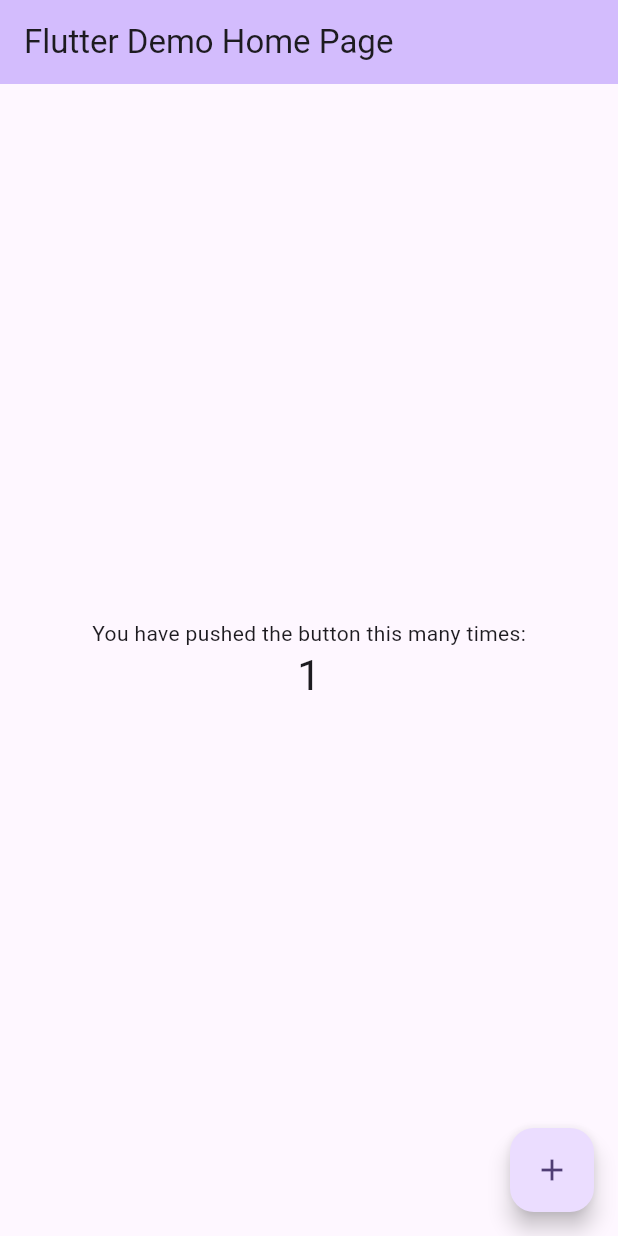
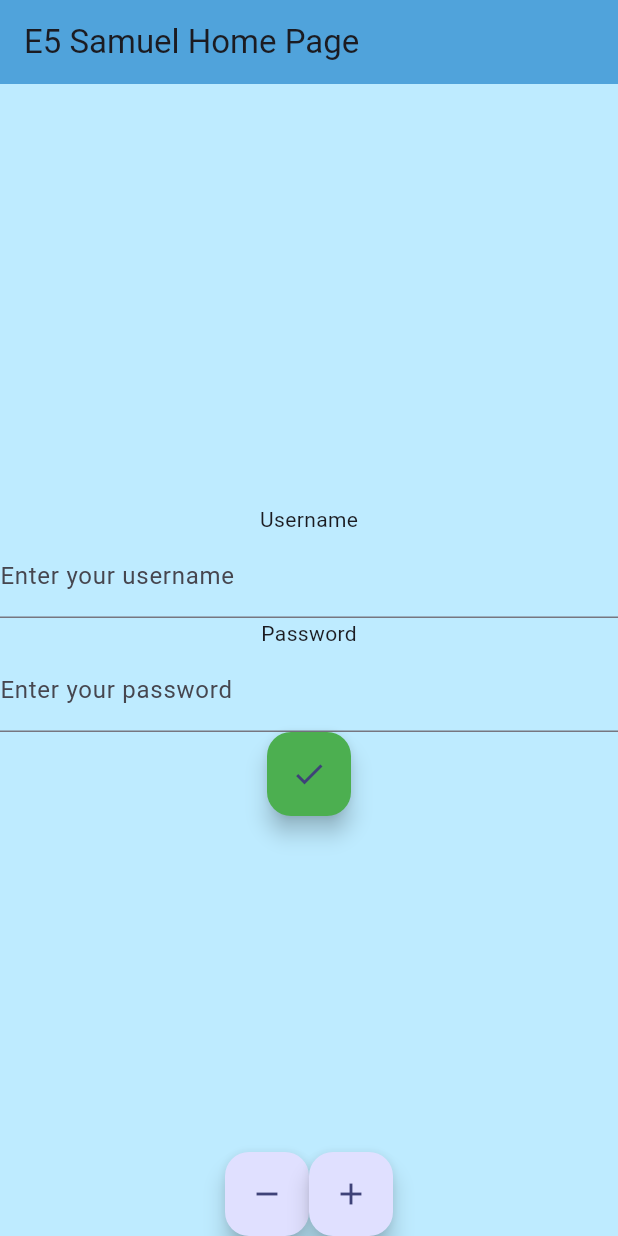
Before and after one commit to SamuelJ2021/e5, a Flutter app: the screen it shows after launch, after a tap on the "add" icon, on a phone screen of 412 x 824 dp. Run offline on Flutter 3.47's test engine with Material 3 defaults, Android fonts, the phone set to English and light mode, and no system bars.

Commit message:
ajout des fichiers

```diff
--- a/lib/main.dart
+++ b/lib/main.dart
@@ -11,27 +11,15 @@
   @override
   Widget build(BuildContext context) {
     return MaterialApp(
-      title: 'Flutter Demo',
+      title: 'Flutter Samuel',
       theme: ThemeData(
         // This is the theme of your application.
         //
-        // TRY THIS: Try running your application with "flutter run". You'll see
-        // the application has a purple toolbar. Then, without quitting the app,
-        // try changing the seedColor in the colorScheme below to Colors.green
-        // and then invoke "hot reload" (save your changes or press the "hot
-        // reload" button in a Flutter-supported IDE, or press "r" if you used
-        // the command line to start the app).
         //
-        // Notice that the counter didn't reset back to zero; the application
-        // state is not lost during the reload. To reset the state, use hot
-        // restart instead.
-        //
-        // This works for code too, not just values: Most code changes can be
-        // tested with just a hot reload.
-        colorScheme: ColorScheme.fromSeed(seedColor: Colors.deepPurple),
+        colorScheme: ColorScheme.fromSeed(seedColor:const Color.fromARGB(255, 0, 0, 255)),//Colors.deepPurple),
         useMaterial3: true,
       ),
-      home: const MyHomePage(title: 'Flutter Demo Home Page'),
+      home: const MyHomePage(title: 'E5 Samuel Home Page'),
     );
   }
 }
@@ -54,72 +42,153 @@
   State<MyHomePage> createState() => _MyHomePageState();
 }
 
+
 class _MyHomePageState extends State<MyHomePage> {
-  int _counter = 0;
+
+  final _couleur1 = const Color.fromARGB(255, 190, 235, 255);
+  final _couleur2 = const Color.fromARGB(255, 207, 213, 33);
+  var _couleur = const Color.fromARGB(255, 190, 235, 255);
+
+  int _counter = 10;
+  TextEditingController usernameController = TextEditingController(); // Il va stocker username
+  TextEditingController passwordController = TextEditingController(); // Il va stocker password
+
+  Text _username = const Text('');
+  Text _password = const Text('');
+
+  // String usernameEnregistree = '';
+  // String passwordEnregistree = '';
+
+  void _getinfo(){
+  _username = Text(usernameController.text);
+  _password = Text(passwordController.text);
+  print(_username);
+  print(_password);
+  // print([usernameController.text, passwordController.text]);
+  }
+  void _connexion_base(){
+    //
+  }
+  // Future<void> recuperer() async{
+  //   String ID = idController.text;
+  // }
+
+
+  void _message(){
+    if (_counter > 0){
+      _couleur = _couleur1;
+    }else{
+      _couleur = _couleur2;
+    }
+  }
 
   void _incrementCounter() {
     setState(() {
-      // This call to setState tells the Flutter framework that something has
-      // changed in this State, which causes it to rerun the build method below
-      // so that the display can reflect the updated values. If we changed
-      // _counter without calling setState(), then the build method would not be
-      // called again, and so nothing would appear to happen.
       _counter++;
     });
   }
+  void _decrementCounter() {
+    setState(() {
+      _counter-=1;
+    });
+  }
+  void _incrementCounterLimited(){//int maximum){
+    int maximum = 100;
+    if (_counter < maximum){
+      _incrementCounter();
+    }
+    _message();
+  }
+  void _decrementCounterPositive(){
+    if (_counter > 0){
+      _decrementCounter();
+    }
+    _message();
+  }
 
+// void _isvalid(){
+//   if (){
+
+//   }
+//   print('Incorrect');
+// }
   @override
   Widget build(BuildContext context) {
     // This method is rerun every time setState is called, for instance as done
     // by the _incrementCounter method above.
     //
-    // The Flutter framework has been optimized to make rerunning build methods
-    // fast, so that you can just rebuild anything that needs updating rather
-    // than having to individually change instances of widgets.
+    //
     return Scaffold(
       appBar: AppBar(
-        // TRY THIS: Try changing the color here to a specific color (to
-        // Colors.amber, perhaps?) and trigger a hot reload to see the AppBar
-        // change color while the other colors stay the same.
-        backgroundColor: Theme.of(context).colorScheme.inversePrimary,
-        // Here we take the value from the MyHomePage object that was created by
-        // the App.build method, and use it to set our appbar title.
+        //
+        backgroundColor: const Color.fromARGB(255, 80, 163, 219),//Theme.of(context).colorScheme.inversePrimary,
+        //
         title: Text(widget.title),
       ),
       body: Center(
         // Center is a layout widget. It takes a single child and positions it
         // in the middle of the parent.
         child: Column(
-          // Column is also a layout widget. It takes a list of children and
-          // arranges them vertically. By default, it sizes itself to fit its
-          // children horizontally, and tries to be as tall as its parent.
           //
-          // Column has various properties to control how it sizes itself and
-          // how it positions its children. Here we use mainAxisAlignment to
-          // center the children vertically; the main axis here is the vertical
-          // axis because Columns are vertical (the cross axis would be
-          // horizontal).
           //
-          // TRY THIS: Invoke "debug painting" (choose the "Toggle Debug Paint"
-          // action in the IDE, or press "p" in the console), to see the
-          // wireframe for each widget.
+          //
+          //
           mainAxisAlignment: MainAxisAlignment.center,
           children: <Widget>[
-            const Text(
-              'You have pushed the button this many times:',
+            const Text('Username'),
+            TextFormField(  // Un champ de texte
+              controller: usernameController,
+              decoration: const InputDecoration(
+                border: UnderlineInputBorder(),
+                labelText: 'Enter your username',
+              ),
+              //textAlign: Center,
             ),
-            Text(
-              '$_counter',
-              style: Theme.of(context).textTheme.headlineMedium,
+            const Text('Password'),
+            TextFormField(  // Un champ de texte// https://stackoverflow.com/questions/49125064/how-to-show-hide-password-in-textformfield
+            //keyboardType: TextInputType.text,
+            controller: passwordController,
+            obscureText: true,//!_passwordVisible,
+              decoration: const InputDecoration(
+                border: UnderlineInputBorder(),
+                labelText: 'Enter your password',
+              ),
+              //textAlign: Center,
+            ),
+            //Text('Validate'),
+            FloatingActionButton(
+              onPressed: _getinfo,
+              tooltip: 'Validate',
+              backgroundColor: Colors.green,
+              child: const Icon(Icons.check),
+            ),
+
+
+
+          ],
+        ),
+      ),
+      //
+      floatingActionButton: Row(
+          //
+          //
+          //
+          mainAxisAlignment: MainAxisAlignment.center,
+          children: <Widget>[
+            FloatingActionButton(
+              onPressed: _decrementCounterPositive,
+              tooltip: 'Decrement',
+              child: const Icon(Icons.remove),
+            ),
+            FloatingActionButton(
+              onPressed: _incrementCounterLimited,
+              tooltip: 'Increment',
+              child: const Icon(Icons.add),
             ),
           ],
         ),
-      ),
-      floatingActionButton: FloatingActionButton(
-        onPressed: _incrementCounter,
-        tooltip: 'Increment',
-        child: const Icon(Icons.add),
-      ), // This trailing comma makes auto-formatting nicer for build methods.
+      floatingActionButtonLocation: FloatingActionButtonLocation.centerDocked,
+      backgroundColor: _couleur,// This trailing comma makes auto-formatting nicer for build methods.
     );
   }
 }
```
Also changed, not shown: package.json (added, +21 -0 lines), package-lock.json (added), 1 other file.
